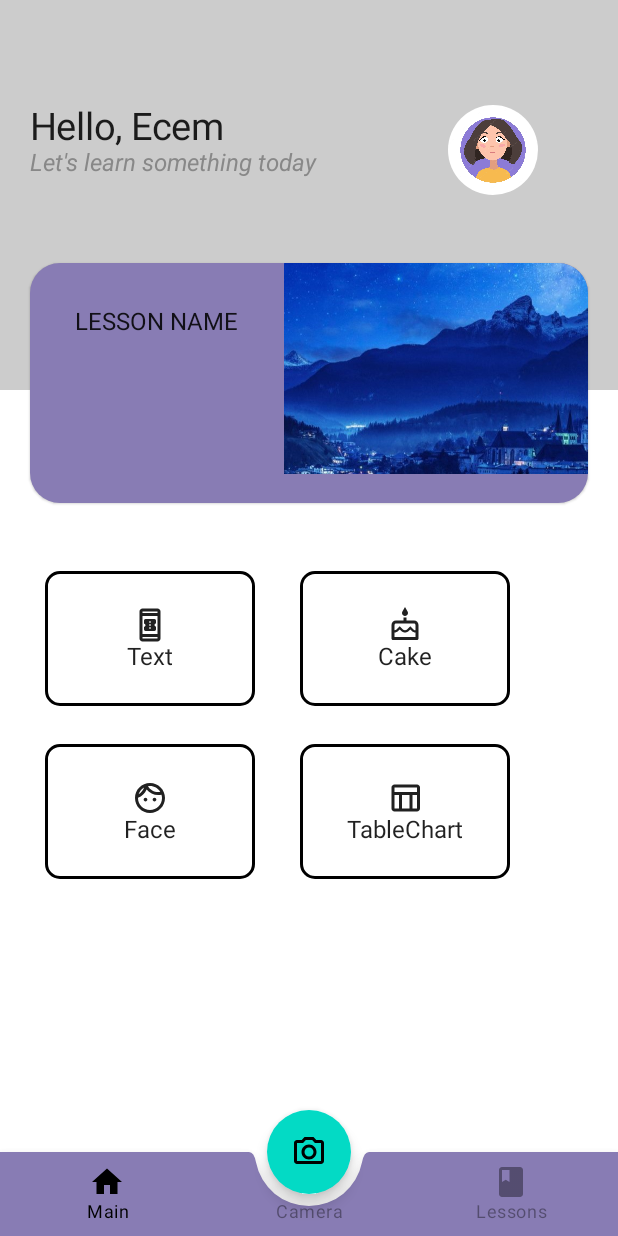
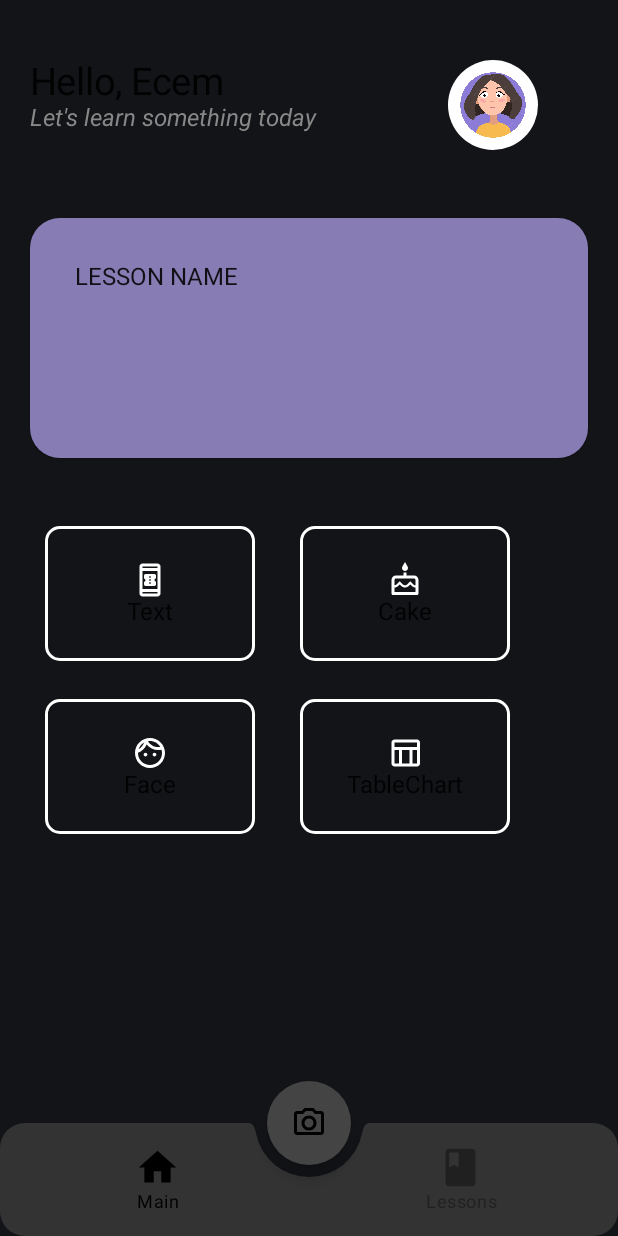
Before and after one commit to basilinnia/LanguageAppProject, an Android app built with Jetpack Compose: the LessonsScreen screen opened through its navigation route, after a tap on "LESSON NAME", on a phone screen of 412 x 824 dp. Run offline under Robolectric (Android 15) with nearby library versions, the phone set to English and light mode, and no system bars; our stand-ins replace Dagger/Hilt's generated code.

Commit message:
change ui

```diff
--- a/app/build.gradle
+++ b/app/build.gradle
@@ -80,7 +80,6 @@ dependencies {
     implementation 'com.google.firebase:firebase-bom:31.1.1'
     implementation 'com.google.firebase:firebase-auth-ktx'
     implementation "androidx.compose.material:material-icons-extended:$compose_ui_version"
-
     // Dagger - Hilt
     implementation "com.google.dagger:hilt-android:2.44"
     kapt "com.google.dagger:hilt-android-compiler:2.44"
--- a/app/src/main/java/com/appexamples/firebaseauthjetpackcompose/MainActivity.kt
+++ b/app/src/main/java/com/appexamples/firebaseauthjetpackcompose/MainActivity.kt
@@ -28,7 +28,6 @@ class MainActivity : ComponentActivity() {
                 // A surface container using the 'background' color from the theme
                 Surface(
                     modifier = Modifier.fillMaxSize(),
-                    color = MaterialTheme.colors.background
                 ) {
                     Navigation()
                 }
--- a/app/src/main/java/com/appexamples/firebaseauthjetpackcompose/presentation/bottom_bar_screen/BottomBar.kt
+++ b/app/src/main/java/com/appexamples/firebaseauthjetpackcompose/presentation/bottom_bar_screen/BottomBar.kt
@@ -1,16 +1,28 @@
 package com.appexamples.firebaseauthjetpackcompose.presentation.bottom_bar_screen
+
 
 import androidx.compose.foundation.background
 import androidx.compose.foundation.layout.RowScope
+import androidx.compose.foundation.layout.height
+import androidx.compose.foundation.layout.padding
+import androidx.compose.foundation.layout.size
 import androidx.compose.foundation.shape.CircleShape
 import androidx.compose.foundation.shape.CornerSize
+import androidx.compose.foundation.shape.RoundedCornerShape
 import androidx.compose.material.*
+import androidx.compose.material.MaterialTheme.colors
 import androidx.compose.material.SnackbarDefaults.backgroundColor
 import androidx.compose.runtime.Composable
 import androidx.compose.runtime.getValue
+import androidx.compose.ui.Alignment
+import androidx.compose.ui.Alignment.Companion.CenterVertically
 import androidx.compose.ui.Modifier
+import androidx.compose.ui.draw.clip
+import androidx.compose.ui.graphics.Brush
 import androidx.compose.ui.graphics.Color
+import androidx.compose.ui.graphics.LinearGradient
 import androidx.compose.ui.graphics.Shape
+import androidx.compose.ui.unit.dp
 import androidx.navigation.NavDestination
 import androidx.navigation.NavDestination.Companion.hierarchy
 import androidx.navigation.NavGraph.Companion.findStartDestination
@@ -24,7 +36,6 @@ import com.appexamples.firebaseauthjetpackcompose.ui.theme.lightBottomBarColor
 fun BottomBar(navController: NavHostController) {
     val screens = listOf(
         BottomBarScreen.MainScreen,
-        BottomBarScreen.CameraScreen,
         BottomBarScreen.LessonScreen
     )
     val navBackStackEntry by navController.currentBackStackEntryAsState()
@@ -32,8 +43,11 @@ fun BottomBar(navController: NavHostController) {
 
     BottomAppBar (
         cutoutShape = CircleShape,
-        backgroundColor = darkBlue
-        ){
+        backgroundColor = backgroundColor ,
+        modifier = Modifier
+            .clip(RoundedCornerShape(percent = 22))
+            .height(75.dp)
+    ){
         screens.forEach { screen ->
             AddItem(
                 screen = screen,
@@ -57,7 +71,10 @@ fun RowScope.AddItem(
         icon = {
             Icon(
                 imageVector = screen.icon,
-                contentDescription = "Navigation Icon"
+                contentDescription = "Navigation Icon",
+                modifier = Modifier
+                    .size(30.dp)
+                    .align(CenterVertically)
             )
         },
         selected = currentDestination?.hierarchy?.any {
--- a/app/src/main/java/com/appexamples/firebaseauthjetpackcompose/presentation/lessons_screen/LessonsScreen.kt
+++ b/app/src/main/java/com/appexamples/firebaseauthjetpackcompose/presentation/lessons_screen/LessonsScreen.kt
@@ -1,49 +1,23 @@
 package com.appexamples.firebaseauthjetpackcompose.presentation.lessons_screen
 
+import androidx.compose.foundation.background
 import androidx.compose.foundation.layout.Column
 import androidx.compose.foundation.layout.Spacer
+import androidx.compose.foundation.layout.fillMaxSize
 import androidx.compose.foundation.layout.height
 import androidx.compose.runtime.Composable
 import androidx.compose.ui.Modifier
 import androidx.compose.ui.unit.dp
 import com.appexamples.firebaseauthjetpackcompose.navigation.Screens
+import com.appexamples.firebaseauthjetpackcompose.ui.theme.bg_color
 
 @Composable
 fun LessonsScreen() {
-     Column() {
-             LessonCard()
-             Spacer(modifier = Modifier.height(17.dp))
-             LessonCard()
-             Spacer(modifier = Modifier.height(17.dp))
-             LessonCard()
-             Spacer(modifier = Modifier.height(17.dp))
+     Column(modifier = Modifier.
+             fillMaxSize()
+             .background(color = bg_color)
+        ) {
 
-             LessonCard()
-             Spacer(modifier = Modifier.height(17.dp))
-
-             LessonCard()
-             Spacer(modifier = Modifier.height(17.dp))
-
-             LessonCard()
-             Spacer(modifier = Modifier.height(17.dp))
-
-             LessonCard()
-             Spacer(modifier = Modifier.height(17.dp))
-
-             LessonCard()
-             Spacer(modifier = Modifier.height(17.dp))
-
-             LessonCard()
-             Spacer(modifier = Modifier.height(17.dp))
-
-             LessonCard()
-             Spacer(modifier = Modifier.height(17.dp))
-
-             LessonCard()
-             Spacer(modifier = Modifier.height(17.dp))
-
-             LessonCard()
-             Spacer(modifier = Modifier.height(17.dp))
      }
 
 }
--- a/app/src/main/java/com/appexamples/firebaseauthjetpackcompose/presentation/main_screen/ActivityButtons.kt
+++ b/app/src/main/java/com/appexamples/firebaseauthjetpackcompose/presentation/main_screen/ActivityButtons.kt
@@ -1,4 +1,5 @@
 import androidx.compose.foundation.border
+import androidx.compose.foundation.clickable
 import androidx.compose.material.Icon
 import androidx.compose.foundation.layout.*
 import androidx.compose.foundation.shape.RoundedCornerShape
@@ -12,6 +13,8 @@ import androidx.compose.ui.Modifier
 import androidx.compose.ui.graphics.Color
 import androidx.compose.ui.graphics.vector.ImageVector
 import androidx.compose.ui.unit.dp
+import androidx.navigation.NavHostController
+import androidx.navigation.compose.rememberNavController
 import com.appexamples.firebaseauthjetpackcompose.presentation.main_screen.bounceClick
 
 @Composable
@@ -23,7 +26,7 @@ fun MainNavButtons() {
         }
         Spacer(modifier = Modifier.height(25.dp))
         Row(modifier = Modifier.fillMaxWidth()) {
-            ActivityBox(icon  = Icons.Outlined.Face,  title =  "Face")
+            ActivityBox(icon  = Icons.Outlined.Face,  title =  "Face" )
             ActivityBox(icon = Icons.Outlined.TableChart, title = "TableChart")
             }
         }
@@ -31,17 +34,17 @@ fun MainNavButtons() {
 
 
 @Composable
-fun ActivityBox(icon: ImageVector, title: String){
+fun ActivityBox(icon: ImageVector, title: String ){
     Column(modifier = Modifier
         .padding(start = 10.dp, end = 20.dp)
         .bounceClick()
         .width(140.dp)
         .height(90.dp)
-        .border(2.dp, Color.Black, shape = RoundedCornerShape(10.dp) ),
+        .border(2.dp, Color.White, shape = RoundedCornerShape(10.dp)),
         horizontalAlignment = Alignment.CenterHorizontally,
         verticalArrangement = Arrangement.Center
     ) {
-            Icon(imageVector = icon, contentDescription = null)
+            Icon(imageVector = icon, contentDescription = null, tint = Color.White)
             Text(text = title)
     }
 }
--- a/app/src/main/java/com/appexamples/firebaseauthjetpackcompose/presentation/main_screen/MainHomeScreen.kt
+++ b/app/src/main/java/com/appexamples/firebaseauthjetpackcompose/presentation/main_screen/MainHomeScreen.kt
@@ -1,40 +1,29 @@
 package com.appexamples.firebaseauthjetpackcompose.presentation.main_screen
 
 import MainNavButtons
-import androidx.compose.foundation.BorderStroke
 import androidx.compose.foundation.Image
 import androidx.compose.foundation.background
 import androidx.compose.foundation.clickable
 import androidx.compose.foundation.layout.*
 import androidx.compose.foundation.shape.CircleShape
-import androidx.compose.foundation.shape.CornerSize
 import androidx.compose.foundation.shape.RoundedCornerShape
 import androidx.compose.material.*
-import androidx.compose.material.SnackbarDefaults.backgroundColor
 import androidx.compose.material.icons.Icons
-import androidx.compose.material.icons.filled.Add
 import androidx.compose.material.icons.outlined.PhotoCamera
 import androidx.compose.runtime.Composable
 import androidx.compose.ui.Modifier
 import androidx.compose.ui.draw.clip
-import androidx.compose.ui.draw.drawBehind
-import androidx.compose.ui.graphics.Brush
 import androidx.compose.ui.graphics.Color
-import androidx.compose.ui.input.key.Key.Companion.Ro
-import androidx.compose.ui.layout.ContentScale
 import androidx.compose.ui.res.painterResource
 import androidx.compose.ui.text.font.FontStyle
-import androidx.compose.ui.text.font.FontWeight
-import androidx.compose.ui.text.style.TextOverflow
 import androidx.compose.ui.unit.dp
 import androidx.compose.ui.unit.sp
-import androidx.navigation.Navigation
 import androidx.navigation.compose.rememberNavController
 import com.appexamples.firebaseauthjetpackcompose.R
 import com.appexamples.firebaseauthjetpackcompose.navigation.Screens
 import com.appexamples.firebaseauthjetpackcompose.presentation.bottom_bar_screen.BottomBar
 import com.appexamples.firebaseauthjetpackcompose.presentation.bottom_bar_screen.BottomBarNavGraph
-import com.appexamples.firebaseauthjetpackcompose.presentation.bottom_bar_screen.BottomBarScreen
+import com.appexamples.firebaseauthjetpackcompose.ui.theme.bg_color
 import com.appexamples.firebaseauthjetpackcompose.ui.theme.darkBlue
 import com.appexamples.firebaseauthjetpackcompose.ui.theme.lightBlue
 
@@ -46,11 +35,13 @@ fun MainScreen() {
  Scaffold(
      bottomBar = { BottomBar(navController = navController) },
      floatingActionButton = {
-            FloatingActionButton(onClick = {
+         FloatingActionButton(
+             backgroundColor = Color.DarkGray
+             ,onClick = {
              // FAB onClick
              navController.navigate(Screens.CameraScreen.route)
          }) {
-                Icon(imageVector = Icons.Outlined.PhotoCamera, contentDescription = "Camera")
+             Icon(tint = Color.Black, imageVector = Icons.Outlined.PhotoCamera, contentDescription = "Camera")
          }
      },
      scaffoldState = scaffoldState,
@@ -63,13 +54,13 @@ fun MainScreen() {
 
 @Composable
 fun HomeScreen() {
-    Header()
     Column(
         modifier = Modifier
+            .background(color = bg_color)
             .fillMaxWidth()
             .padding(20.dp)
         ) {
-        Row(modifier = Modifier.padding(top = 50.dp)) {
+        Row(modifier = Modifier.padding(top = 20.dp)) {
             Column {
                 Text(
                     text = "Hello, Ecem",
@@ -104,22 +95,9 @@ fun HomeScreen() {
                 Column(modifier = Modifier.padding(30.dp)) {
                     Text(text = "LESSON NAME")
                 }
-                Column() {
-                    Image(painter = painterResource(id = R.drawable.card1), contentDescription = null)
-                }
         }
     }
         MainNavButtons()
 
     }
 }
-
-@Composable
-private fun Header() {
-    Spacer(
-        modifier = Modifier
-            .height(260.dp)
-            .fillMaxWidth()
-            .background(color = Color.LightGray)
-    )
-}
--- a/app/src/main/java/com/appexamples/firebaseauthjetpackcompose/ui/theme/Color.kt
+++ b/app/src/main/java/com/appexamples/firebaseauthjetpackcompose/ui/theme/Color.kt
@@ -9,3 +9,4 @@ val Teal200 = Color(0xFF03DAC5)
 val lightBlue = Color(0xFF8CD3F3)
 val lightBottomBarColor = Color(0xFFB5B8B7)
 val darkBlue = Color(0xFF887CB4)
+val bg_color = Color(0xFF121417)
```
Lines whose indentation alone changed are shown as unchanged.
